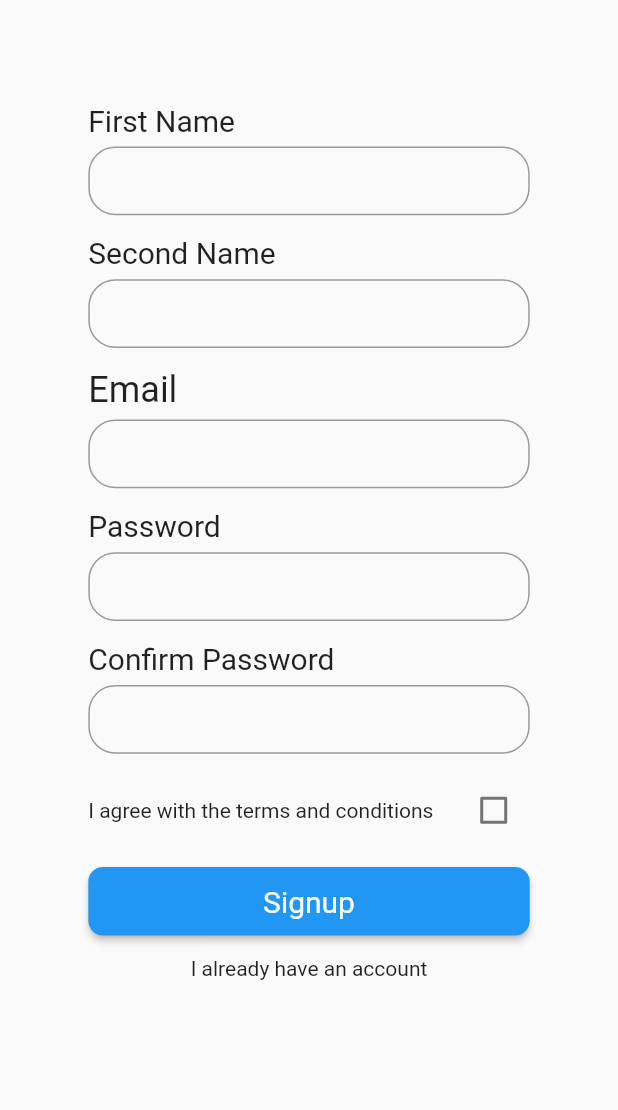
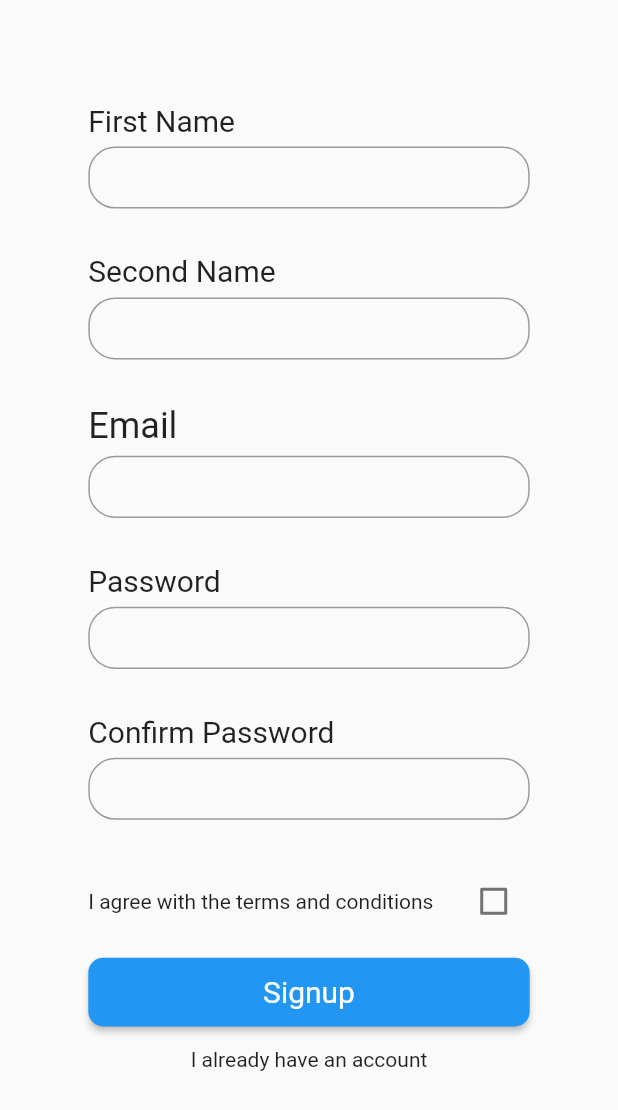
Before and after one commit to SichangiFelix/Artllery, a Flutter app: the screen it shows after launch, after a tap on "Signin", after a tap on "I do not have an account", on a phone screen of 412 x 824 dp. Shown: the top 1110 px of the screen. Run offline on Flutter 3.47's test engine with Material 2 defaults, Android fonts, the phone set to English and light mode, and no system bars.

Commit message:
Resolved textformfields extending in height

```diff
--- a/artllery_mobile/lib/features/authentication/screens/signin_screen.dart
+++ b/artllery_mobile/lib/features/authentication/screens/signin_screen.dart
@@ -1,6 +1,6 @@
 import 'package:artllery_mobile/features/authentication/screens/forgot_password_screen.dart';
 import 'package:artllery_mobile/features/authentication/screens/signup_screen.dart';
-import 'package:artllery_mobile/features/authentication/services/login_service.dart';
+import 'package:artllery_mobile/features/authentication/services/auth_service.dart';
 import 'package:flutter/material.dart';
 
 import '../../../common/widgets/orange_button.dart';
@@ -40,7 +40,7 @@
                 const Align(
                   alignment: Alignment.centerLeft,
                   child: Text(
-                    "Email",
+                    "Username",
                     style: TextStyle(
                       fontSize: 20,
                     ),
@@ -49,16 +49,17 @@
                 const SizedBox(height: 6,),
                 SizedBox(
                   width: screenWidth/1.4,
-                  height: screenHeight/18,
+                  height: screenHeight/13,
                   child: TextFormField(
                     validator: (value){
                       if(value!.isEmpty){
-                        return "Please enter an email";
+                        return "Please enter a username";
                       }
                     },
                       keyboardType: TextInputType.emailAddress,
                     controller: usernameController,
                     decoration: InputDecoration(
+                      helperText: "",
                       border: OutlineInputBorder(
                         borderRadius: BorderRadius.circular(18),
                         borderSide: const BorderSide(
@@ -86,7 +87,7 @@
                 const SizedBox(height: 6,),
                 SizedBox(
                   width: screenWidth/1.4,
-                  height: screenHeight/18,
+                  height: screenHeight/13,
                   child: TextFormField(
                     controller: passwordController,
                       validator: (value){
@@ -96,6 +97,7 @@
                       },
                     obscureText: true,
                       decoration: InputDecoration(
+                        helperText: "",
                         border: OutlineInputBorder(
                             borderRadius: BorderRadius.circular(18),
                             borderSide: const BorderSide(
@@ -128,7 +130,8 @@
                 SizedBox(height: screenHeight/30,),
                 OrangeButton(press: (){
                   if(formKey.currentState!.validate()){
-                    LoginService().loginUser(username: usernameController.text, password: passwordController.text);
+                    //AuthService().loginUser(username: usernameController.text, password: passwordController.text);
+                    AuthService().createUser(username: "", password: "");
                   }
                 }, buttonName: "Signin"),
                 SizedBox(height: screenHeight/30,),
--- a/artllery_mobile/lib/features/authentication/screens/signup_screen.dart
+++ b/artllery_mobile/lib/features/authentication/screens/signup_screen.dart
@@ -16,6 +16,11 @@
 class _SignupScreenState extends State<SignupScreen> {
 
   final GlobalKey<FormState> formKey = GlobalKey();
+  TextEditingController fNameController = TextEditingController();
+  TextEditingController sNameController = TextEditingController();
+  TextEditingController emailController = TextEditingController();
+  TextEditingController fPasswordController = TextEditingController();
+  TextEditingController sPasswordController = TextEditingController();
 
   @override
   Widget build(BuildContext context) {
@@ -29,6 +34,7 @@
           child: Padding(
             padding: EdgeInsets.symmetric(horizontal: (screenWidth-screenWidth/1.4)/2),
             child: Form(
+              key: formKey,
               child: Column(
                 children: [
                   SizedBox(
@@ -46,14 +52,54 @@
                   const SizedBox(height: 6,),
                   SizedBox(
                     width: screenWidth/1.4,
-                    height: screenHeight/18,
+                    height: screenHeight/13,
                     child: TextFormField(
+                        controller: fNameController,
                       validator: (value){
                         if(value!.isEmpty){
                           return "Please enter your first name";
                         }
                       },
                         decoration: InputDecoration(
+                          helperText: "",
+                          border: OutlineInputBorder(
+                              borderRadius: BorderRadius.circular(18),
+                              borderSide: const BorderSide(
+                                width: 2,
+                              )
+                          ),
+                          focusedBorder: OutlineInputBorder(
+                              borderRadius: BorderRadius.circular(20),
+                              borderSide: const BorderSide(
+                                width: 2,
+                              )
+                          ),
+                        )
+                    ),
+                  ) ,
+                  SizedBox(height: screenHeight/100,),
+                  const Align(
+                    alignment: Alignment.centerLeft,
+                    child: Text(
+                      "Second Name",
+                      style: TextStyle(
+                        fontSize: 20,
+                      ),
+                    ),
+                  ),
+                  const SizedBox(height: 6,),
+                  SizedBox(
+                    width: screenWidth/1.4,
+                    height: screenHeight/13,
+                    child: TextFormField(
+                        controller: sNameController,
+                        validator: (value){
+                          if(value!.isEmpty){
+                            return "Please enter your second name";
+                          }
+                        },
+                        decoration: InputDecoration(
+                          helperText: "",
                           border: OutlineInputBorder(
                               borderRadius: BorderRadius.circular(18),
                               borderSide: const BorderSide(
@@ -68,27 +114,29 @@
                           ),)
                     ),
                   ),
-                  SizedBox(height: screenHeight/60,),
+                  SizedBox(height: screenHeight/100,),
                   const Align(
                     alignment: Alignment.centerLeft,
                     child: Text(
-                      "Second Name",
+                      "Email",
                       style: TextStyle(
-                        fontSize: 20,
+                        fontSize: 24,
                       ),
                     ),
                   ),
                   const SizedBox(height: 6,),
                   SizedBox(
                     width: screenWidth/1.4,
-                    height: screenHeight/18,
+                    height: screenHeight/13,
                     child: TextFormField(
+                      controller: emailController,
                         validator: (value){
                           if(value!.isEmpty){
-                            return "Please enter your second name";
+                            return "Please enter your email";
                           }
                         },
                         decoration: InputDecoration(
+                          helperText: "",
                           border: OutlineInputBorder(
                               borderRadius: BorderRadius.circular(18),
                               borderSide: const BorderSide(
@@ -103,27 +151,32 @@
                           ),)
                     ),
                   ),
-                  SizedBox(height: screenHeight/60,),
+                  SizedBox(height: screenHeight/100,),
                   const Align(
                     alignment: Alignment.centerLeft,
                     child: Text(
-                      "Email",
+                      "Password",
                       style: TextStyle(
-                        fontSize: 24,
+                        fontSize: 20,
                       ),
                     ),
                   ),
                   const SizedBox(height: 6,),
                   SizedBox(
                     width: screenWidth/1.4,
-                    height: screenHeight/18,
+                    height: screenHeight/13,
                     child: TextFormField(
+                      controller: fPasswordController,
                         validator: (value){
                           if(value!.isEmpty){
-                            return "Please enter your email";
+                            return "You have to provide a password";
+                          }else if(value!.length < 8){
+                            return "Your password must be 8 or more characters long";
                           }
                         },
+                        obscureText: true,
                         decoration: InputDecoration(
+                          helperText: "",
                           border: OutlineInputBorder(
                               borderRadius: BorderRadius.circular(18),
                               borderSide: const BorderSide(
@@ -138,11 +191,11 @@
                           ),)
                     ),
                   ),
-                  SizedBox(height: screenHeight/60,),
+                  SizedBox(height: screenHeight/100,),
                   const Align(
                     alignment: Alignment.centerLeft,
                     child: Text(
-                      "Password",
+                      "Confirm Password",
                       style: TextStyle(
                         fontSize: 20,
                       ),
@@ -151,15 +204,21 @@
                   const SizedBox(height: 6,),
                   SizedBox(
                     width: screenWidth/1.4,
-                    height: screenHeight/18,
+                    height: screenHeight/13,
                     child: TextFormField(
+                      controller: sPasswordController,
                         validator: (value){
                           if(value!.isEmpty){
-                            return "You have to provide a password";
+                            return "Please confirm your password";
+                          }else if(value.length < 8){
+                            return "Your password should be 8 or more characters long";
+                          }else if(value != fPasswordController.text){
+                            return "The two passwords must match!";
                           }
                         },
                         obscureText: true,
                         decoration: InputDecoration(
+                          helperText: "",
                           border: OutlineInputBorder(
                               borderRadius: BorderRadius.circular(18),
                               borderSide: const BorderSide(
@@ -174,45 +233,7 @@
                           ),)
                     ),
                   ),
-                  SizedBox(height: screenHeight/60,),
-                  const Align(
-                    alignment: Alignment.centerLeft,
-                    child: Text(
-                      "Confirm Password",
-                      style: TextStyle(
-                        fontSize: 20,
-                      ),
-                    ),
-                  ),
-                  const SizedBox(height: 6,),
-                  SizedBox(
-                    width: screenWidth/1.4,
-                    height: screenHeight/18,
-                    child: TextFormField(
-                        validator: (value){
-                          if(value!.isEmpty){
-                            return "Please confirm your password";
-                          }else if(value.length < 8){
-                            return "Your password should be more than 8 characters long";
-                          }
-                        },
-                        obscureText: true,
-                        decoration: InputDecoration(
-                          border: OutlineInputBorder(
-                              borderRadius: BorderRadius.circular(18),
-                              borderSide: const BorderSide(
-                                width: 2,
-                              )
-                          ),
-                          focusedBorder: OutlineInputBorder(
-                              borderRadius: BorderRadius.circular(20),
-                              borderSide: const BorderSide(
-                                width: 2,
-                              )
-                          ),)
-                    ),
-                  ),
-                  SizedBox(height: screenHeight/60,) ,
+                  SizedBox(height: screenHeight/100,)  ,
                   Row(
                     mainAxisAlignment: MainAxisAlignment.spaceBetween,
                     children: [
```
